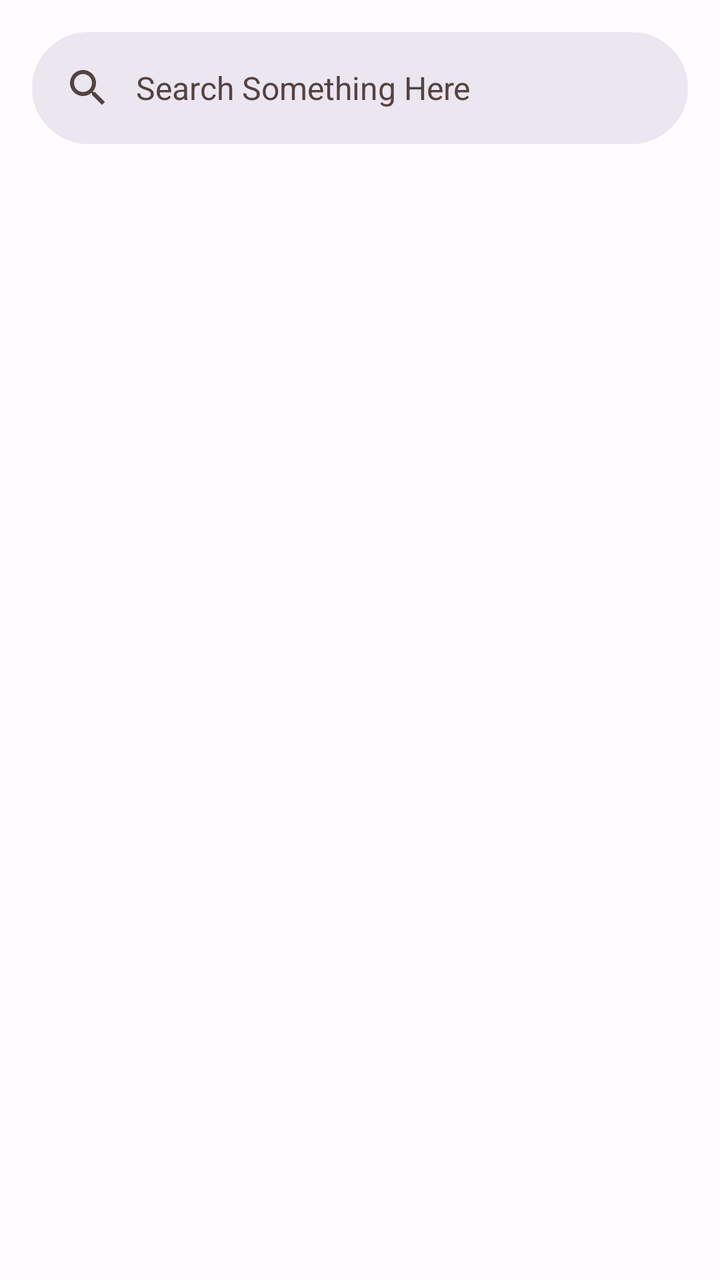
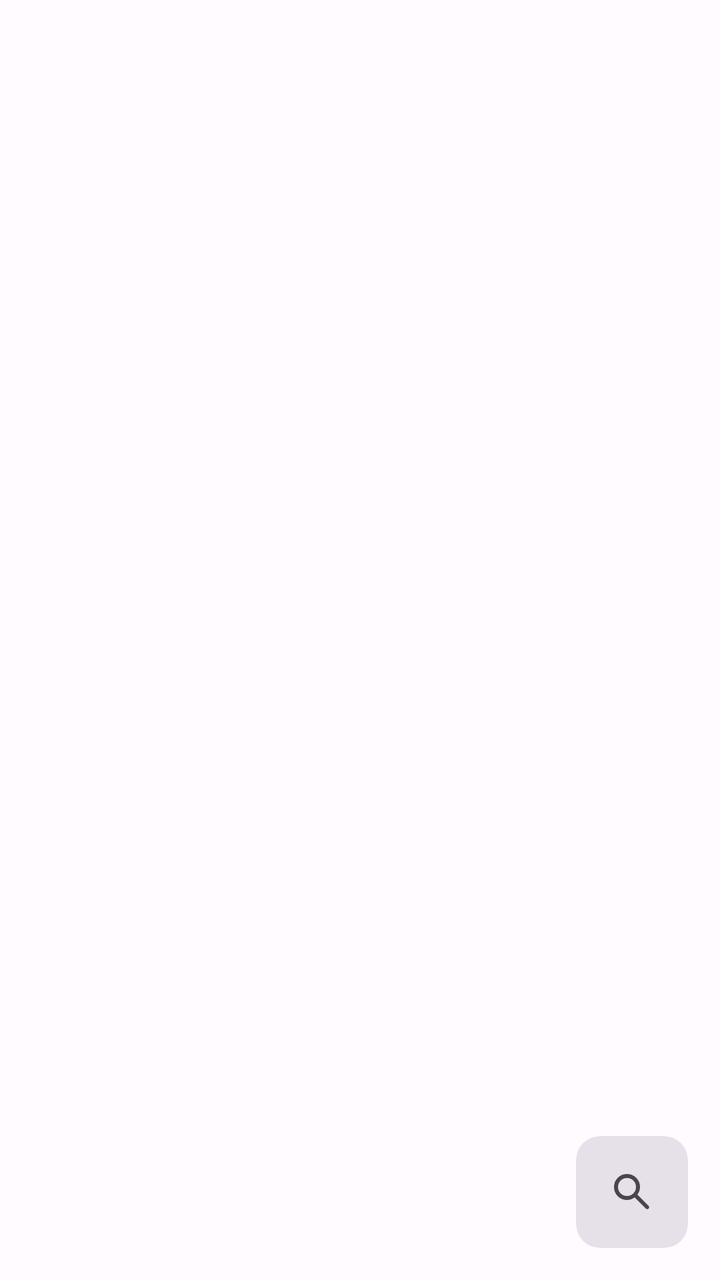

An Android layout rendered at two revisions. The XML below is the earlier revision; the diff shows what the commit changed to produce the second picture.
<!-- AndroidManifest.xml: application theme Theme.Dopamine -->
<!-- res/layout/fragment_search.xml -->
<?xml version="1.0" encoding="utf-8"?>
<androidx.coordinatorlayout.widget.CoordinatorLayout xmlns:android="http://schemas.android.com/apk/res/android"
    xmlns:tools="http://schemas.android.com/tools"
    android:layout_width="match_parent"
    android:layout_height="match_parent"
    xmlns:app="http://schemas.android.com/apk/res-auto"
    tools:context=".fragments.Search">

    <androidx.recyclerview.widget.RecyclerView
        android:id="@+id/searchResults"
        android:layout_width="match_parent"
        android:layout_height="wrap_content"/>

    <androidx.core.widget.NestedScrollView
        android:layout_width="match_parent"
        android:layout_height="match_parent"
        app:layout_behavior="@string/searchbar_scrolling_view_behavior">
    </androidx.core.widget.NestedScrollView>

    <com.google.android.material.appbar.AppBarLayout
        android:layout_width="match_parent"
        android:layout_height="wrap_content">
        <com.google.android.material.search.SearchBar
            android:id="@+id/searchBar"
            android:layout_width="match_parent"
            android:layout_height="wrap_content"
            android:hint="@string/searchbar_hint" />
    </com.google.android.material.appbar.AppBarLayout>

    <com.google.android.material.search.SearchView
        android:id="@+id/searchView"
        android:layout_width="match_parent"
        android:layout_height="match_parent"
        android:hint="@string/searchbar_hint"
        app:layout_anchor="@id/searchBar">

        <androidx.recyclerview.widget.RecyclerView
            android:id="@+id/searchSuggestionText"
            android:layout_width="match_parent"
            android:layout_height="wrap_content"/>

    </com.google.android.material.search.SearchView>
</androidx.coordinatorlayout.widget.CoordinatorLayout>
<!-- resources referenced by this layout -->
<resources>
  <string name="searchbar_hint">Search Something Here </string>
  <style name="Theme.Dopamine" parent="Base.Theme.Dopamine" />
  <color name="md_theme_light_primary">#C00100</color>
  <color name="md_theme_light_onPrimary">#FFFFFF</color>
  <color name="md_theme_light_primaryContainer">#FFDAD4</color>
  <color name="md_theme_light_onPrimaryContainer">#410000</color>
  <color name="md_theme_light_secondary">#775651</color>
  <color name="md_theme_light_onSecondary">#FFFFFF</color>
  <color name="md_theme_light_secondaryContainer">#FFDAD4</color>
  <color name="md_theme_light_onSecondaryContainer">#2C1512</color>
  <color name="md_theme_light_tertiary">#705C2E</color>
  <color name="md_theme_light_onTertiary">#FFFFFF</color>
  <color name="md_theme_light_tertiaryContainer">#FBDFA6</color>
  <color name="md_theme_light_onTertiaryContainer">#251A00</color>
  <color name="md_theme_light_error">#BA1A1A</color>
  <color name="md_theme_light_errorContainer">#FFDAD6</color>
  <color name="md_theme_light_onError">#FFFFFF</color>
  <color name="md_theme_light_onErrorContainer">#410002</color>
  <color name="md_theme_light_background">#FFFBFF</color>
  <color name="md_theme_light_onBackground">#201A19</color>
  <color name="md_theme_light_surface">#FFFBFF</color>
  <color name="md_theme_light_onSurface">#201A19</color>
  <color name="md_theme_light_surfaceVariant">#F5DDDA</color>
  <color name="md_theme_light_onSurfaceVariant">#534341</color>
  <color name="md_theme_light_outline">#857370</color>
  <color name="md_theme_light_inverseOnSurface">#FBEEEC</color>
  <color name="md_theme_light_inverseSurface">#362F2E</color>
  <color name="md_theme_light_inversePrimary">#FFB4A8</color>
  <!-- unchanged entries left out for length: 1 -->
</resources>

<!-- the commit's change to res/layout/fragment_search.xml (unified diff, before → after) -->
@@ -1,5 +1,5 @@
 <?xml version="1.0" encoding="utf-8"?>
-<androidx.coordinatorlayout.widget.CoordinatorLayout xmlns:android="http://schemas.android.com/apk/res/android"
+<androidx.constraintlayout.widget.ConstraintLayout xmlns:android="http://schemas.android.com/apk/res/android"
     xmlns:tools="http://schemas.android.com/tools"
     android:layout_width="match_parent"
     android:layout_height="match_parent"
@@ -9,35 +9,39 @@
     <androidx.recyclerview.widget.RecyclerView
         android:id="@+id/searchResults"
         android:layout_width="match_parent"
-        android:layout_height="wrap_content"/>
-
-    <androidx.core.widget.NestedScrollView
-        android:layout_width="match_parent"
-        android:layout_height="match_parent"
-        app:layout_behavior="@string/searchbar_scrolling_view_behavior">
-    </androidx.core.widget.NestedScrollView>
-
-    <com.google.android.material.appbar.AppBarLayout
-        android:layout_width="match_parent"
-        android:layout_height="wrap_content">
-        <com.google.android.material.search.SearchBar
-            android:id="@+id/searchBar"
-            android:layout_width="match_parent"
-            android:layout_height="wrap_content"
-            android:hint="@string/searchbar_hint" />
-    </com.google.android.material.appbar.AppBarLayout>
+        android:layout_height="wrap_content"
+        app:layout_constraintTop_toTopOf="parent"
+        app:layout_constraintStart_toStartOf="parent"
+        app:layout_constraintEnd_toEndOf="parent"/>
 
     <com.google.android.material.search.SearchView
         android:id="@+id/searchView"
         android:layout_width="match_parent"
         android:layout_height="match_parent"
-        android:hint="@string/searchbar_hint"
-        app:layout_anchor="@id/searchBar">
+        android:hint="@string/searchbar_hint">
 
         <androidx.recyclerview.widget.RecyclerView
             android:id="@+id/searchSuggestionText"
             android:layout_width="match_parent"
             android:layout_height="wrap_content"/>
+    </com.google.android.material.search.SearchView>
 
-    </com.google.android.material.search.SearchView>
-</androidx.coordinatorlayout.widget.CoordinatorLayout>
+    <com.google.android.material.card.MaterialCardView
+        android:id="@+id/searchBar"
+        android:layout_width="wrap_content"
+        android:layout_height="wrap_content"
+        android:layout_margin="16dp"
+        style="@style/Widget.Material3.CardView.Filled"
+        app:shapeAppearance="@style/ShapeAppearance.Material3.Corner.Medium"
+        app:layout_constraintBottom_toBottomOf="parent"
+        app:layout_constraintEnd_toEndOf="parent">
+        <com.google.android.material.imageview.ShapeableImageView
+            android:id="@+id/searchIcon"
+            android:layout_width="24dp"
+            android:layout_height="24dp"
+            android:layout_margin="16dp"
+            android:src="@drawable/ic_search"
+            android:scaleType="fitCenter"
+            app:shapeAppearance="@style/ShapeAppearance.Material3.Corner.Medium"/>
+    </com.google.android.material.card.MaterialCardView>
+</androidx.constraintlayout.widget.ConstraintLayout>
<!-- resource entries referenced after the edit -->
@@ -1,5 +1,16 @@
 <!-- resources referenced by this layout -->
 <resources>
+  <!-- drawable ic_search (drawable) -->
+  <vector xmlns:android="http://schemas.android.com/apk/res/android"
+      android:width="24dp"
+      android:height="24dp"
+      android:viewportWidth="960"
+      android:viewportHeight="960"
+      android:tint="?attr/colorControlNormal">
+    <path
+        android:fillColor="@android:color/white"
+        android:pathData="M380,640Q271,640 195.5,564.5Q120,489 120,380Q120,271 195.5,195.5Q271,120 380,120Q489,120 564.5,195.5Q640,271 640,380Q640,424 626,463Q612,502 588,532L812,756Q823,767 823,784Q823,801 812,812Q801,823 784,823Q767,823 756,812L532,588Q502,612 463,626Q424,640 380,640ZM380,560Q455,560 507.5,507.5Q560,455 560,380Q560,305 507.5,252.5Q455,200 380,200Q305,200 252.5,252.5Q200,305 200,380Q200,455 252.5,507.5Q305,560 380,560Z"/>
+  </vector>
   <string name="searchbar_hint">Search Something Here </string>
   <style name="Theme.Dopamine" parent="Base.Theme.Dopamine" />
   <color name="md_theme_light_primary">#C00100</color>
